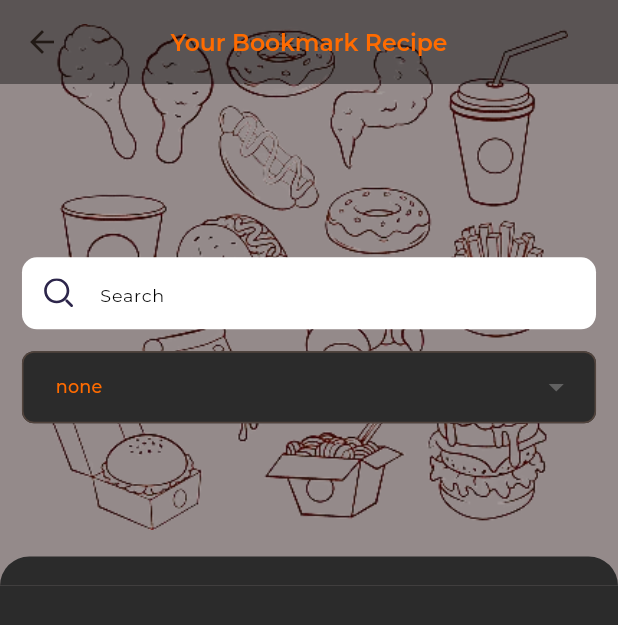
After one commit to quocanh5301/foodie_ui, a Flutter app: the BookmarkRecipeTab screen opened directly, on a phone screen of 412 x 824 dp. The commit adds this screen. Shown: the top 625 px of the screen. Run offline on Flutter 3.47's test engine with Material 3 defaults, Android fonts, the light colour scheme and no system bars; our stand-ins replace cached_network_image, dio, dropdown_button2, firebase_core, firebase_messaging, flutter_bloc and 15 more; missing offline and left inert: dart_jsonwebtoken; accounts and stored records are empty.

Commit message:
basic bookmark ui and api

```diff
--- a/lib/core/data/api.dart
+++ b/lib/core/data/api.dart
@@ -4,7 +4,7 @@ import 'package:foodie/core/router/router.dart';
 import 'package:foodie/core/data/share_pref.dart';
 
 final apiRequest = Dio(BaseOptions(
-  baseUrl: 'http://192.168.174.1:3000/',
+  baseUrl: 'http://10.130.171.40:3000/',
   connectTimeout: const Duration(minutes: 1),
   receiveTimeout: const Duration(minutes: 1),
   headers: {
--- /dev/null
+++ b/lib/feature/home/bookmark_tab/bloc/bookmark_recipe_state.dart
@@ -0,0 +1,31 @@
+import 'package:foodie/model/recipe/recipe_basic.dart';
+import 'package:freezed_annotation/freezed_annotation.dart';
+
+part 'bookmark_recipe_state.freezed.dart';
+
+@freezed
+class BookmarkRecipeState with _$BookmarkRecipeState {
+  const factory BookmarkRecipeState({
+    @Default('') String mess,
+    @Default(200) int code,
+    @Default([]) List<RecipeBasic> bookmarkRecipeList,
+    @Default([]) List<RecipeBasic> filterBookmarkRecipeList,
+    @Default(1) int page,
+    @Default('') String searchString,
+    @Default(FilterMode.none) FilterMode filterRecipe,
+    @Default(GetBookmarkRecipeStatus.initial)
+    GetBookmarkRecipeStatus getBookmarkRecipeStatus,
+    @Default(FilterBookmarkRecipeStatus.initial)
+    FilterBookmarkRecipeStatus filterBookmarkRecipeStatus,
+    @Default(SearchBookmarkRecipeStatus.initial)
+    SearchBookmarkRecipeStatus searchBookmarkRecipeStatus,
+  }) = _BookmarkRecipeState;
+}
+
+enum GetBookmarkRecipeStatus { initial, loading, success, failure }
+
+enum FilterBookmarkRecipeStatus { initial, start, finish }
+
+enum SearchBookmarkRecipeStatus { initial, start, finish }
+
+enum FilterMode { none, rating, comments, bookmarkNum }
--- /dev/null
+++ b/lib/feature/home/bookmark_tab/repository/bookmark_recipe_repository.dart
@@ -0,0 +1,29 @@
+import 'package:foodie/feature/home/bookmark_tab/provider/bookmark_recipe_provider.dart';
+import 'package:foodie/response_model/recipe/get_bookmark_recipe_response.dart';
+import 'package:fpdart/fpdart.dart';
+
+class BookmarkRecipeRepository {
+  const BookmarkRecipeRepository({
+    required this.bookmarkRecipeProvider,
+  });
+
+  final BookmarkRecipeProvider bookmarkRecipeProvider;
+
+  TaskEither<String, GetBookmarkRecipeResponse> getBookmarkRecipe({
+    required int page,
+  }) {
+    return TaskEither.tryCatch(() async {
+      final response =
+          await bookmarkRecipeProvider.getBookmarkRecipe(page: page);
+      if (response.data['code'] == 'success') {
+        try {
+          return GetBookmarkRecipeResponse.fromJson(response.data);
+        } catch (e) {
+          throw Exception(e);
+        }
+      } else {
+        throw Exception(response.data['mess'] ?? 'getBookmarkRecipe failed');
+      }
+    }, (error, stackTrace) => error.toString());
+  }
+}
--- /dev/null
+++ b/lib/feature/home/bookmark_tab/ui/bookmark_tab.dart
@@ -0,0 +1,120 @@
+import 'package:flutter/material.dart';
+import 'package:flutter/widgets.dart';
+import 'package:flutter_bloc/flutter_bloc.dart';
+import 'package:foodie/core/injection.dart';
+import 'package:foodie/core/resource/images.dart';
+import 'package:foodie/core/resource/styles.dart';
+import 'package:foodie/feature/home/bookmark_tab/bloc/bookmark_recipe_cubit.dart';
+import 'package:foodie/feature/home/bookmark_tab/bloc/bookmark_recipe_state.dart';
+import 'package:foodie/feature/home/bookmark_tab/ui/widget/filter_recipe_dropdown.dart';
+import 'package:foodie/feature/home/bookmark_tab/ui/widget/search_bookmark_recipe.dart';
+
+class BookmarkRecipeTab extends StatelessWidget {
+  const BookmarkRecipeTab({super.key});
+
+  @override
+  Widget build(BuildContext context) {
+    return Scaffold(
+      backgroundColor: '#2b2b2b'.toColor(),
+      extendBodyBehindAppBar: true,
+      appBar: AppBar(
+        backgroundColor: const Color.fromARGB(100, 0, 0, 0),
+        title: Text(
+          'Your Bookmark Recipe',
+          style: AppStyles.f16sb().copyWith(
+            color: '#FF6B00'.toColor(),
+          ),
+        ),
+        centerTitle: true,
+      ),
+      body: BlocProvider<BookmarkRecipeCubit>(
+        create: (context) => sl<BookmarkRecipeCubit>(),
+        child: BlocBuilder<BookmarkRecipeCubit, BookmarkRecipeState>(
+          builder: (context, state) {
+            return SingleChildScrollView(
+              child: Column(
+                children: [
+                  Stack(
+                    children: [
+                      Container(
+                        color: const Color.fromARGB(255, 148, 138, 138),
+                        height: AppStyles.height(400),
+                        padding: EdgeInsets.fromLTRB(
+                          AppStyles.width(15),
+                          AppStyles.width(15),
+                          AppStyles.width(15),
+                          AppStyles.width(35),
+                        ),
+                        alignment: Alignment.center,
+                        child: Image.asset(
+                          AppImage.addNewRecipe,
+                          fit: BoxFit.cover,
+                        ),
+                      ),
+                      Positioned.fill(
+                        child: Align(
+                          alignment: Alignment.bottomCenter,
+                          child: Container(
+                            height: AppStyles.height(20),
+                            decoration: BoxDecoration(
+                              color: '#2b2b2b'.toColor(),
+                              borderRadius: const BorderRadius.only(
+                                topLeft: Radius.circular(25),
+                                topRight: Radius.circular(25),
+                              ),
+                            ),
+                          ),
+                        ),
+                      ),
+                      Positioned.fill(
+                        child: Padding(
+                          padding: EdgeInsets.only(
+                            top: AppBar().preferredSize.height +
+                                MediaQuery.paddingOf(context).top -
+                                AppStyles.height(50),
+                          ),
+                          child: Center(
+                            child: Padding(
+                              padding: EdgeInsets.all(
+                                AppStyles.height(15),
+                              ),
+                              child: IntrinsicHeight(
+                                child: Column(
+                                  children: [
+                                    SearchBookmarkRecipeField(),
+                                    const VerticalSpace(15),
+                                    const FilterRecipeDropDown(),
+                                  ],
+                                ),
+                              ),
+                            ),
+                          ),
+                        ),
+                      ),
+                    ],
+                  ),
+                  Padding(
+                    padding: EdgeInsets.symmetric(
+                      horizontal: AppStyles.width(15),
+                      vertical: AppStyles.width(10),
+                    ),
+                    child: ListView.separated(
+                      shrinkWrap: true,
+                      itemCount: state.filterBookmarkRecipeList.length,
+                      padding: EdgeInsets.zero,
+                      itemBuilder: (context, index) => Text('data',
+                          style:
+                              AppStyles.f12m().copyWith(color: Colors.white)),
+                      separatorBuilder: (context, index) =>
+                          const VerticalSpace(10),
+                    ),
+                  ),
+                ],
+              ),
+            );
+          },
+        ),
+      ),
+    );
+  }
+}
--- /dev/null
+++ b/lib/feature/home/bookmark_tab/ui/widget/filter_recipe_dropdown.dart
@@ -0,0 +1,101 @@
+import 'package:dropdown_button2/dropdown_button2.dart';
+import 'package:flutter/material.dart';
+import 'package:flutter_bloc/flutter_bloc.dart';
+import 'package:foodie/core/resource/styles.dart';
+import 'package:foodie/feature/home/bookmark_tab/bloc/bookmark_recipe_cubit.dart';
+import 'package:foodie/feature/home/bookmark_tab/bloc/bookmark_recipe_state.dart';
+
+class FilterRecipeDropDown extends StatelessWidget {
+  const FilterRecipeDropDown({super.key});
+
+  @override
+  Widget build(BuildContext context) {
+    List<FilterMode> listUnit = [
+      FilterMode.none,
+      FilterMode.rating,
+      FilterMode.comments,
+      FilterMode.bookmarkNum,
+    ];
+    return BlocBuilder<BookmarkRecipeCubit, BookmarkRecipeState>(
+      buildWhen: (previous, current) =>
+          previous.filterRecipe != current.filterRecipe,
+      builder: (context, state) {
+        return DropdownButtonFormField2(
+          decoration: InputDecoration(
+            contentPadding: EdgeInsets.fromLTRB(
+              AppStyles.width(10),
+              AppStyles.height(5),
+              AppStyles.width(10),
+              AppStyles.height(5),
+            ),
+
+            // constraints: BoxConstraints.tight(
+            //   Size.fromHeight(
+            //     AppStyles.height(40),
+            //   ),
+            // ),
+            filled: true,
+            fillColor: '#2b2b2b'.toColor(),
+            border: OutlineInputBorder(
+              borderRadius: BorderRadius.circular(8),
+              borderSide: const BorderSide(
+                color: Colors.black,
+                width: 5,
+              ),
+            ),
+            hintStyle: AppStyles.f15m().copyWith(
+              color: '#FF6B00'.toColor(),
+            ),
+          ),
+          isExpanded: true,
+          value: state.filterRecipe,
+          onChanged: (item) => context
+              .read<BookmarkRecipeCubit>()
+              .setFilterRecipe(item as FilterMode),
+          dropdownStyleData: DropdownStyleData(
+            maxHeight: AppStyles.height(200),
+            offset: const Offset(0, -5),
+            decoration: BoxDecoration(
+              borderRadius: BorderRadius.circular(14),
+              color: '#2b2b2b'.toColor(),
+            ),
+          ),
+          menuItemStyleData: MenuItemStyleData(
+            height: AppStyles.height(60),
+            padding: EdgeInsets.only(
+              left: AppStyles.width(15),
+            ),
+          ),
+          iconStyleData: IconStyleData(
+            openMenuIcon: Icon(
+              Icons.arrow_drop_down,
+              color: '#FF6B00'.toColor(),
+            ),
+          ),
+          items: listUnit
+              .map<DropdownMenuItem<FilterMode>>(
+                (FilterMode unit) => DropdownMenuItem<FilterMode>(
+                  value: unit,
+                  alignment: AlignmentDirectional.centerStart,
+                  child: Column(
+                    crossAxisAlignment: CrossAxisAlignment.start,
+                    mainAxisAlignment: MainAxisAlignment.center,
+                    children: [
+                      Text(
+                        unit.name,
+                        style: AppStyles.f12m().copyWith(
+                          color: '#FF6B00'.toColor(),
+                        ),
+                        maxLines: 1,
+                        overflow: TextOverflow.ellipsis,
+                      ),
+                    ],
+                  ),
+                ),
+              )
+              .toList(),
+        );
+      },
+    );
+  }
+}
--- /dev/null
+++ b/lib/feature/home/bookmark_tab/ui/widget/search_bookmark_recipe.dart
@@ -0,0 +1,56 @@
+import 'package:flutter/material.dart';
+import 'package:flutter_bloc/flutter_bloc.dart';
+import 'package:flutter_svg/svg.dart';
+import 'package:foodie/core/resource/images.dart';
+import 'package:foodie/core/resource/styles.dart';
+import 'package:foodie/feature/home/bookmark_tab/bloc/bookmark_recipe_cubit.dart';
+import 'package:foodie/feature/home/bookmark_tab/bloc/bookmark_recipe_state.dart';
+import 'package:foodie/generated/l10n.dart';
+
+class SearchBookmarkRecipeField extends StatelessWidget {
+  SearchBookmarkRecipeField({super.key});
+
+  final TextEditingController searchTextController = TextEditingController();
+
+  @override
+  Widget build(BuildContext context) {
+    return BlocBuilder<BookmarkRecipeCubit, BookmarkRecipeState>(
+      buildWhen: (previous, current) =>
+          previous.searchString != current.searchString,
+      builder: (context, state) {
+        searchTextController.text = state.searchString;
+        return TextFormField(
+          controller: searchTextController,
+          decoration: InputDecoration(
+            filled: true,
+            fillColor: Colors.white,
+            contentPadding: EdgeInsets.symmetric(
+              horizontal: AppStyles.width(20),
+              vertical: AppStyles.height(12),
+            ),
+            border: InputBorder.none,
+            enabledBorder: OutlineInputBorder(
+              borderRadius: BorderRadius.circular(10),
+              borderSide: BorderSide.none,
+            ),
+            focusedBorder: OutlineInputBorder(
+              borderRadius: BorderRadius.circular(10),
+              borderSide: BorderSide.none,
+            ),
+            hintText: S.of(context).searchAll,
+            hintStyle: AppStyles.f12r(),
+            prefixIcon: Padding(
+              padding: const EdgeInsets.all(14.0),
+              child: SvgPicture.asset(AppImage.icSearch),
+            ),
+          ),
+          onFieldSubmitted: (_) => context.read<BookmarkRecipeCubit>().search(),
+          onChanged: (value) =>
+              context.read<BookmarkRecipeCubit>().setSearchString(value),
+          onTapOutside: (event) =>
+              FocusManager.instance.primaryFocus?.unfocus(),
+        );
+      },
+    );
+  }
+}
--- a/lib/feature/home/explore_tab/ui/explore_tab.dart
+++ b/lib/feature/home/explore_tab/ui/explore_tab.dart
@@ -104,7 +104,10 @@ class ExploreTab extends StatelessWidget {
                       itemCount: 10,
                       separatorBuilder: (context, index) =>
                           const HorizontalSpace(10),
-                      itemBuilder: (context, index) => RectangleRecipeItem(),
+                      itemBuilder: (context, index) => RectangleRecipeItem(
+                        cardWidth: AppStyles.screenW * 4 / 6,
+                        cardHeight: AppStyles.screenW / 2.5,
+                      ),
                     ),
                   ),
                   // (pastEvents.isNotEmpty)
--- a/lib/feature/home/home_base_tab.dart
+++ b/lib/feature/home/home_base_tab.dart
@@ -3,6 +3,7 @@ import 'package:flutter_svg/svg.dart';
 import 'package:foodie/core/resource/images.dart';
 import 'package:foodie/core/resource/styles.dart';
 import 'package:foodie/feature/home/add_new_recipe_tab/ui/add_new_recipe_tab.dart';
+import 'package:foodie/feature/home/bookmark_tab/ui/bookmark_tab.dart';
 import 'package:foodie/feature/home/explore_tab/ui/explore_tab.dart';
 import 'package:persistent_bottom_nav_bar/persistent_tab_view.dart';
 
@@ -52,9 +53,9 @@ class HomeScreen extends StatelessWidget {
   @override
   Widget build(BuildContext context) {
     final List<Widget> testTabScreens = [
-      ExploreTab(),
+      const ExploreTab(),
       AddNewRecipeTab(),
-      const Text('Bookmark'),
+      const BookmarkRecipeTab(),
       const Text('Profile'),
     ].map((e) => e).toList();
 
--- a/lib/model/recipe/recipe_basic.dart
+++ b/lib/model/recipe/recipe_basic.dart
@@ -10,15 +10,15 @@ part 'recipe_basic.g.dart';
 class RecipeBasic with _$RecipeBasic {
   const factory RecipeBasic({
     @JsonKey(name: 'id') int? id,
-    @JsonKey(name: 'account_id') int? userName,
-    @JsonKey(name: 'recipe_name') String? userEmail,
+    @JsonKey(name: 'account_id') int? userId,
+    @JsonKey(name: 'recipe_name') String? recipeName,
     @JsonKey(name: 'recipe_image') String? recipeImage,
     @JsonKey(name: 'update_at') String? updateAt,
     @JsonKey(name: 'create_at') String? createAt,
     @JsonKey(name: 'num_of_followers') int? numOfFollower,
     @JsonKey(name: 'num_of_rating') int? numOfRating,
     @JsonKey(name: 'num_of_comments') int? numOfComment,
-    @JsonKey(name: 'rating') double? joinAt,
+    @JsonKey(name: 'rating') double? rating,
     @JsonKey(name: 'owner') UserBasic? owner,
   }) = _RecipeBasic;
 
--- a/pubspec.yaml
+++ b/pubspec.yaml
@@ -56,6 +56,7 @@ dependencies:
   fpdart: ^1.1.0
   dart_jsonwebtoken: ^2.13.0
   cached_network_image: ^3.3.0
+  dropdown_button2: ^2.3.9
   persistent_bottom_nav_bar: ^5.0.2
   flutter_animate: ^4.5.0
   flutter_native_splash: ^2.3.8
```
Also changed, not shown: lib/core/injection.dart (+11 -0 lines), lib/feature/home/bookmark_tab/bloc/bookmark_recipe_cubit.dart (added, +117 -0 lines), lib/feature/home/bookmark_tab/provider/bookmark_recipe_provider.dart (added, +21 -0 lines), lib/feature/home/explore_tab/ui/widget/rectangle_recipe.dart (+10 -3 lines), lib/feature/login/provider/login_provider.dart (+2 -9 lines), lib/response_model/recipe/get_bookmark_recipe_response.dart (added, +20 -0 lines), lib/feature/home/bookmark_tab/bloc/bookmark_recipe_state.freezed.dart (added), lib/feature/home/bookmark_tab/ui/bookmark_dart.dart (deleted), lib/model/recipe/recipe_basic.freezed.dart, lib/model/recipe/recipe_basic.g.dart, lib/response_model/recipe/get_bookmark_recipe_response.freezed.dart (added), lib/response_model/recipe/get_bookmark_recipe_response.g.dart (added), pubspec.lock.
